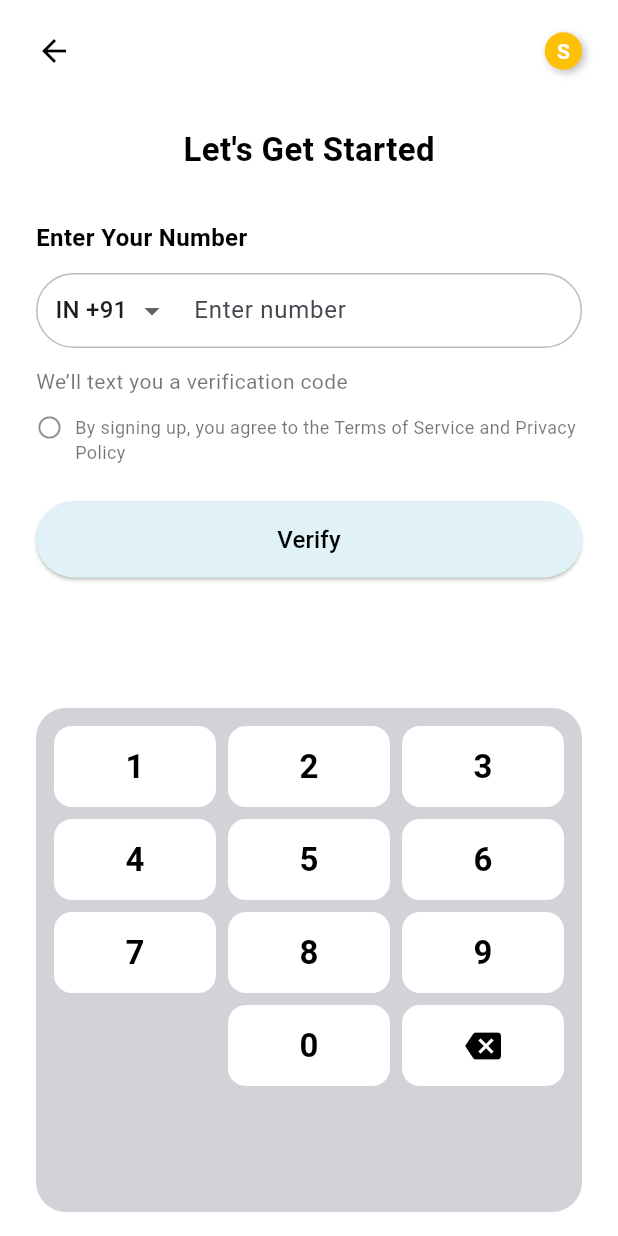
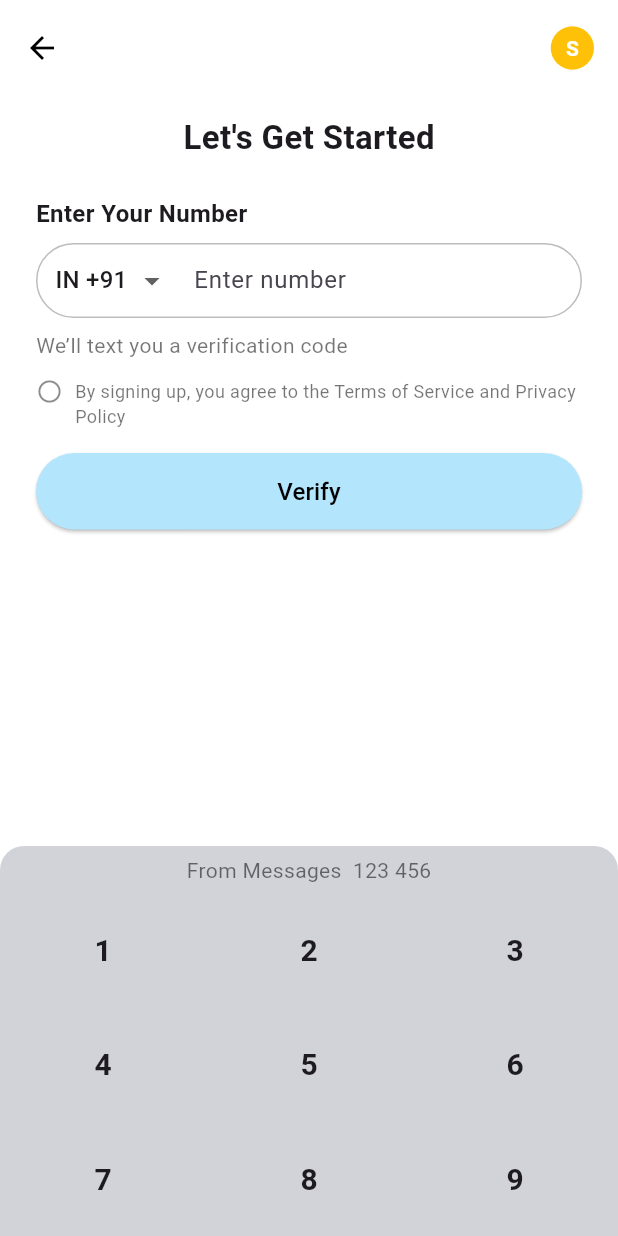
Before and after one commit to Amansarfraz/sparkle_app, a Flutter app: the VerifyNumberScreen screen opened by its route, on a phone screen of 412 x 824 dp. Run offline on Flutter 3.47's test engine with Material 3 defaults, Android fonts, the phone set to English and light mode, and no system bars; our stand-ins replace pin_code_fields; Roboto replaces fonts that are missing (Poppins).

```diff
--- a/lib/screens/verify_number_screen.dart
+++ b/lib/screens/verify_number_screen.dart
@@ -1,5 +1,4 @@
 import 'package:flutter/material.dart';
-import 'verify_code_screen.dart';
 
 class VerifyNumberScreen extends StatefulWidget {
   const VerifyNumberScreen({super.key});
@@ -33,14 +32,12 @@ class _VerifyNumberScreenState extends State<VerifyNumberScreen> {
     return Scaffold(
       backgroundColor: Colors.white,
       body: SafeArea(
-        child: Padding(
-          padding: const EdgeInsets.symmetric(horizontal: 24, vertical: 16),
         child: Column(
-            crossAxisAlignment: CrossAxisAlignment.center,
           children: [
-              // Back Arrow + Title + Star
-              Row(
-                mainAxisAlignment: MainAxisAlignment.spaceBetween,
+            // Top Bar
+            Padding(
+              padding: const EdgeInsets.symmetric(horizontal: 16, vertical: 12),
+              child: Row(
                 children: [
                   const Icon(Icons.arrow_back, color: Colors.black),
                   const Spacer(),
@@ -48,15 +45,8 @@ class _VerifyNumberScreenState extends State<VerifyNumberScreen> {
                     decoration: const BoxDecoration(
                       color: Colors.amber,
                       shape: BoxShape.circle,
-                      boxShadow: [
-                        BoxShadow(
-                          color: Colors.black26,
-                          blurRadius: 4,
-                          offset: Offset(2, 2),
                     ),
-                      ],
-                    ),
-                    padding: const EdgeInsets.all(8),
+                    padding: const EdgeInsets.all(10),
                     child: const Text(
                       "S",
                       style: TextStyle(
@@ -67,35 +57,36 @@ class _VerifyNumberScreenState extends State<VerifyNumberScreen> {
                   ),
                 ],
               ),
-              const SizedBox(height: 32),
+            ),
+
+            const SizedBox(height: 12),
 
             // Title
             const Text(
               "Let's Get Started",
-                style: TextStyle(
-                  fontSize: 22,
-                  fontWeight: FontWeight.bold,
-                  color: Colors.black,
+              style: TextStyle(fontSize: 22, fontWeight: FontWeight.bold),
             ),
-              ),
-              const SizedBox(height: 32),
 
-              // Enter Your Number Label
+            const SizedBox(height: 24),
+
+            // Enter Number Label
             const Align(
               alignment: Alignment.centerLeft,
+              child: Padding(
+                padding: EdgeInsets.symmetric(horizontal: 24),
                 child: Text(
                   "Enter Your Number",
-                  style: TextStyle(
-                    fontSize: 16,
-                    fontWeight: FontWeight.w600,
-                    color: Colors.black,
+                  style: TextStyle(fontSize: 16, fontWeight: FontWeight.w600),
                 ),
               ),
             ),
-              const SizedBox(height: 12),
 
-              // Phone Field
-              Container(
+            const SizedBox(height: 8),
+
+            // Input Field
+            Padding(
+              padding: const EdgeInsets.symmetric(horizontal: 24),
+              child: Container(
                 padding: const EdgeInsets.symmetric(horizontal: 12),
                 decoration: BoxDecoration(
                   border: Border.all(color: Colors.black26),
@@ -122,7 +113,7 @@ class _VerifyNumberScreenState extends State<VerifyNumberScreen> {
                     Expanded(
                       child: TextField(
                         controller: _phoneController,
-                        readOnly: true, // sirf custom keypad se input
+                        readOnly: true,
                         keyboardType: TextInputType.none,
                         decoration: const InputDecoration(
                           border: InputBorder.none,
@@ -133,20 +124,28 @@ class _VerifyNumberScreenState extends State<VerifyNumberScreen> {
                   ],
                 ),
               ),
-              const SizedBox(height: 12),
+            ),
+
+            const SizedBox(height: 8),
 
             // Description
             const Align(
               alignment: Alignment.centerLeft,
+              child: Padding(
+                padding: EdgeInsets.symmetric(horizontal: 24),
                 child: Text(
                   "We’ll text you a verification code",
-                  style: TextStyle(color: Colors.black54, fontSize: 14),
+                  style: TextStyle(fontSize: 14, color: Colors.black54),
                 ),
               ),
+            ),
+
             const SizedBox(height: 12),
 
-              // Checkbox + Terms
-              Row(
+            // Terms & Checkbox
+            Padding(
+              padding: const EdgeInsets.symmetric(horizontal: 24),
+              child: Row(
                 crossAxisAlignment: CrossAxisAlignment.start,
                 children: const [
                   Icon(Icons.circle_outlined, size: 18, color: Colors.black45),
@@ -159,22 +158,19 @@ class _VerifyNumberScreenState extends State<VerifyNumberScreen> {
                   ),
                 ],
               ),
-              const SizedBox(height: 24),
+            ),
+
+            const SizedBox(height: 16),
 
             // Verify Button
-              SizedBox(
+            Padding(
+              padding: const EdgeInsets.symmetric(horizontal: 24),
+              child: SizedBox(
                 width: double.infinity,
                 child: ElevatedButton(
-                  onPressed: () {
-                    Navigator.push(
-                      context,
-                      MaterialPageRoute(
-                        builder: (context) => const VerifyCodeScreen(),
-                      ),
-                    );
-                  },
+                  onPressed: () {},
                   style: ElevatedButton.styleFrom(
-                    backgroundColor: const Color(0xFFE0F2F7),
+                    backgroundColor: Colors.lightBlue[100],
                     shape: RoundedRectangleBorder(
                       borderRadius: BorderRadius.circular(30),
                     ),
@@ -186,43 +182,54 @@ class _VerifyNumberScreenState extends State<VerifyNumberScreen> {
                   ),
                 ),
               ),
+            ),
 
             const Spacer(),
 
-              // Number Pad Box
+            // Custom Keypad
             Container(
-                width: 396,
-                height: 336,
-                decoration: BoxDecoration(
-                  color: const Color(0xFFD1D3D9), // background color
-                  borderRadius: BorderRadius.circular(20),
+              height: 260,
+              width: double.infinity,
+              decoration: const BoxDecoration(
+                color: Color(0xFFD1D3D9),
+                borderRadius: BorderRadius.vertical(top: Radius.circular(16)),
               ),
-                padding: const EdgeInsets.all(12),
+              child: Column(
+                children: [
+                  // Suggestion Row
+                  Padding(
+                    padding: const EdgeInsets.symmetric(
+                      horizontal: 16,
+                      vertical: 6,
+                    ),
+                    child: Row(
+                      mainAxisAlignment: MainAxisAlignment.center,
+                      children: const [
+                        Text(
+                          "From Messages  123 456",
+                          style: TextStyle(fontSize: 14, color: Colors.black54),
+                        ),
+                      ],
+                    ),
+                  ),
+                  Expanded(
                     child: GridView.builder(
                       physics: const NeverScrollableScrollPhysics(),
-                  shrinkWrap: true,
-                  itemCount: 12, // 0-9 + backspace + empty
-                  gridDelegate: const SliverGridDelegateWithFixedCrossAxisCount(
+                      itemCount: 12,
+                      gridDelegate:
+                          const SliverGridDelegateWithFixedCrossAxisCount(
                             crossAxisCount: 3,
-                    crossAxisSpacing: 8,
-                    mainAxisSpacing: 8,
-                    childAspectRatio: 2,
+                            childAspectRatio: 1.8,
                           ),
                       itemBuilder: (context, index) {
                         if (index == 9) {
-                      return const SizedBox(); // empty space
+                          return const SizedBox();
                         } else if (index == 11) {
-                      return Container(
-                        decoration: BoxDecoration(
-                          color: Colors.white,
-                          borderRadius: BorderRadius.circular(12),
-                        ),
-                        child: IconButton(
+                          return IconButton(
                             onPressed: _deleteNumber,
                             icon: const Icon(
                               Icons.backspace,
                               color: Colors.black,
-                          ),
                             ),
                           );
                         } else {
@@ -231,19 +238,12 @@ class _VerifyNumberScreenState extends State<VerifyNumberScreen> {
                               : (index + 1).toString();
                           return InkWell(
                             onTap: () => _addNumber(number),
-                        child: Container(
-                          decoration: BoxDecoration(
-                            color: Colors.white, // button color
-                            borderRadius: BorderRadius.circular(12),
-                          ),
                             child: Center(
                               child: Text(
                                 number,
                                 style: const TextStyle(
-                                fontSize: 22,
+                                  fontSize: 20,
                                   fontWeight: FontWeight.bold,
-                                color: Colors.black,
-                              ),
                                 ),
                               ),
                             ),
@@ -255,6 +255,8 @@ class _VerifyNumberScreenState extends State<VerifyNumberScreen> {
                 ],
               ),
             ),
+          ],
+        ),
       ),
     );
   }
```
Lines whose indentation alone changed are shown as unchanged.
